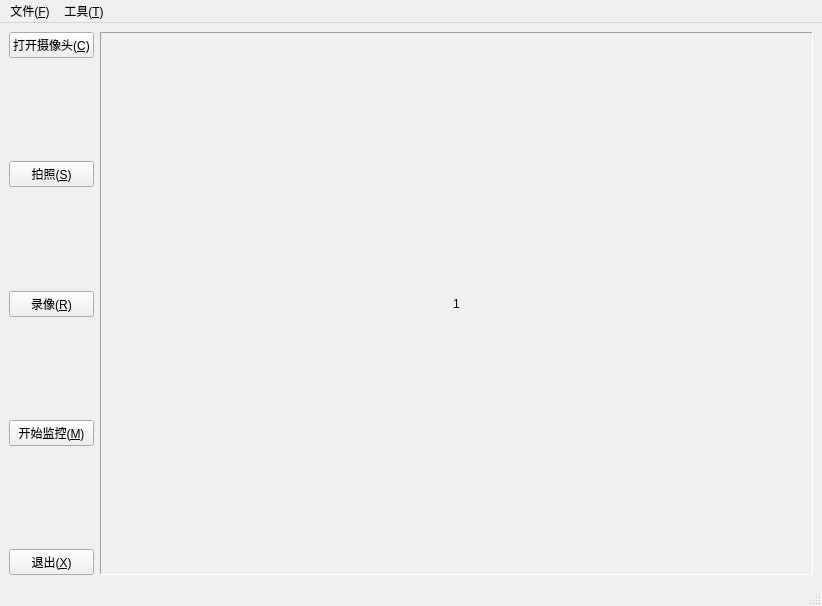
whypro/monitor, file monitor.ui: the form before one commit.
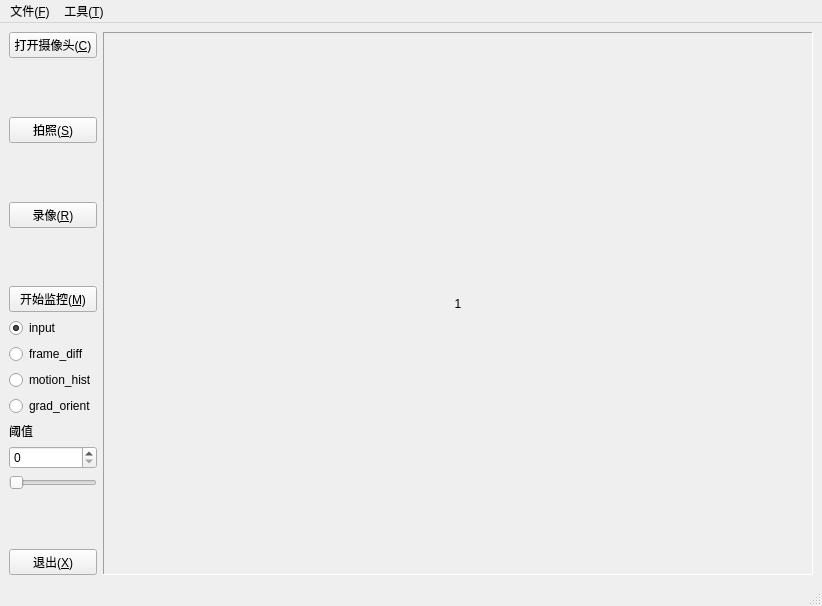
The form after the commit.

Commit message: 增加监控模块； 移植OpenCV运动物体检测模块； 界面调整； 细节优化。

What changed in the file:
```diff
--- a/monitor.ui
+++ b/monitor.ui
@@ -86,6 +86,70 @@
           </property>
          </widget>
         </item>
+        <item>
+         <widget class="QRadioButton" name="visual_radio_1">
+          <property name="text">
+           <string>input</string>
+          </property>
+          <property name="checked">
+           <bool>true</bool>
+          </property>
+         </widget>
+        </item>
+        <item>
+         <widget class="QRadioButton" name="visual_radio_2">
+          <property name="text">
+           <string>frame_diff</string>
+          </property>
+         </widget>
+        </item>
+        <item>
+         <widget class="QRadioButton" name="visual_radio_3">
+          <property name="text">
+           <string>motion_hist</string>
+          </property>
+         </widget>
+        </item>
+        <item>
+         <widget class="QRadioButton" name="visual_radio_4">
+          <property name="text">
+           <string>grad_orient</string>
+          </property>
+         </widget>
+        </item>
+        <item>
+         <widget class="QLabel" name="threshold_label">
+          <property name="text">
+           <string>阈值</string>
+          </property>
+          <property name="buddy">
+           <cstring>threshold_spin</cstring>
+          </property>
+         </widget>
+        </item>
+        <item>
+         <widget class="QSpinBox" name="threshold_spin">
+          <property name="maximum">
+           <number>255</number>
+          </property>
+         </widget>
+        </item>
+        <item>
+         <widget class="QSlider" name="threshold_slider">
+          <property name="sizePolicy">
+           <sizepolicy hsizetype="Preferred" vsizetype="Fixed">
+            <horstretch>0</horstretch>
+            <verstretch>0</verstretch>
+           </sizepolicy>
+          </property>
+          <property name="maximum">
+           <number>255</number>
+          </property>
+          <property name="orientation">
+           <enum>Qt::Horizontal</enum>
+          </property>
+         </widget>
+        </item>
         <item>
          <spacer name="verticalSpacer_4">
           <property name="orientation">
```
Left out of the diff: 36 changed lines with no effect on the pictures. The commit also changes 1 other file.
